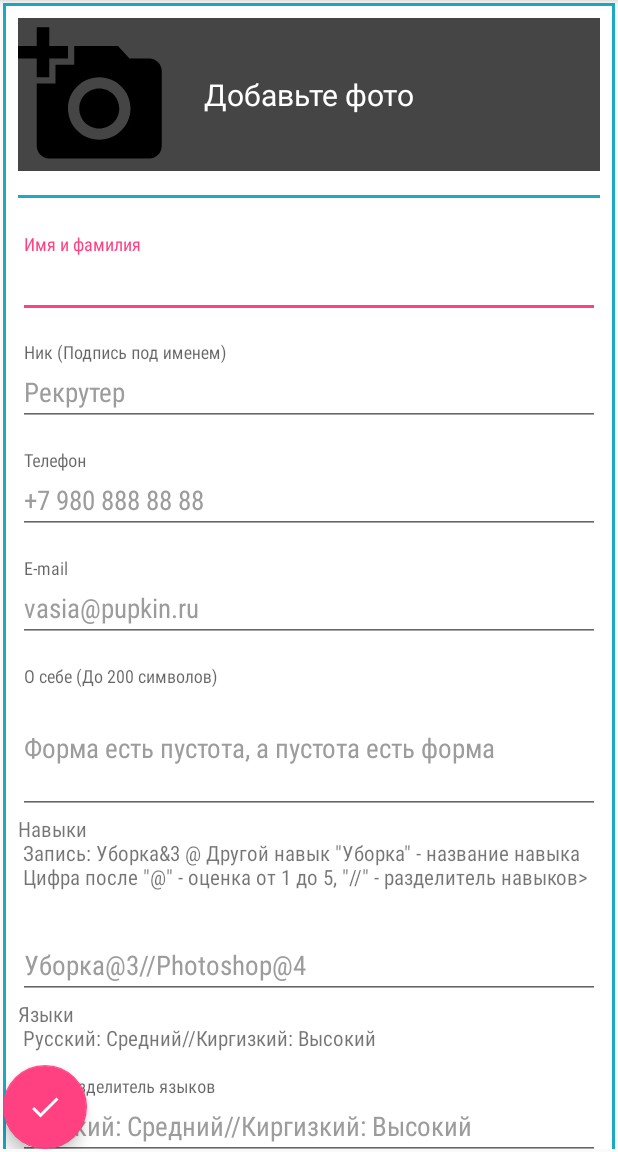
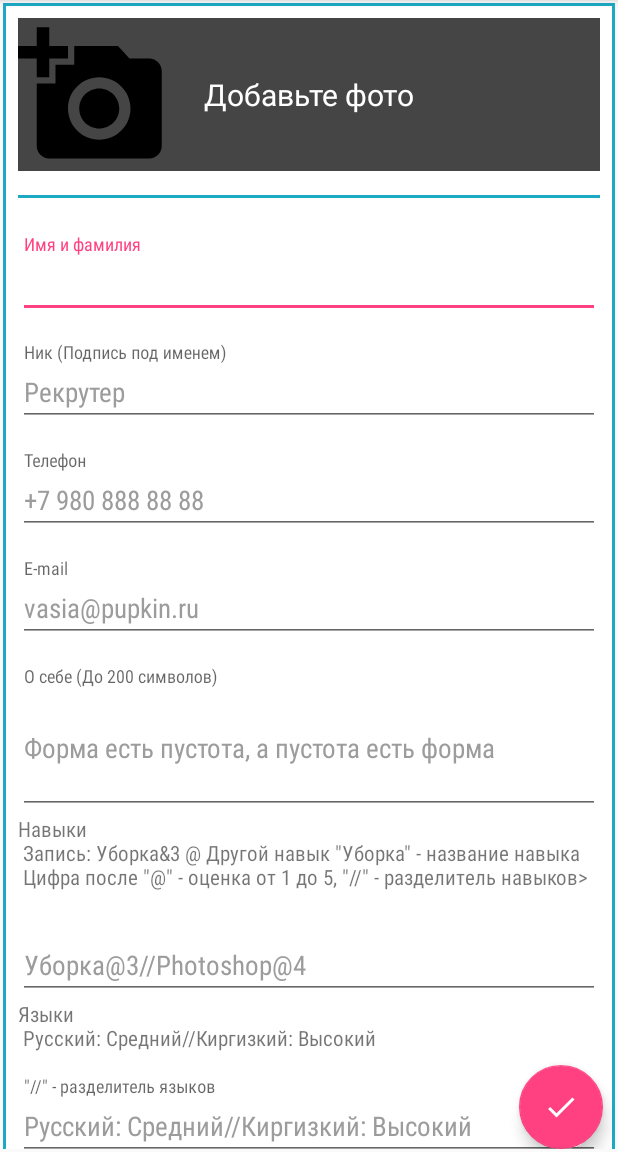
Before and after one commit to AlMel3000/ResumeDesigner, an Android app: the fragment ProfileFragment shown on its own in the app's theme, on a phone screen of 412 x 824 dp, the part 84-1236 px from its top. Run offline under Robolectric (Android 15) with nearby library versions, the phone set to English and light mode, and no system bars; our stand-ins replace Picasso; libraries missing offline, so code that uses them is left out: com.github.gorbin.asne, com.itextpdf.text; pictures from the network do not load; 5 statements that could not run were skipped.

```diff
--- a/app/src/main/res/layout/profile_fragment.xml
+++ b/app/src/main/res/layout/profile_fragment.xml
@@ -459,7 +459,7 @@
 <LinearLayout
     android:id="@+id/buttonLayout"
     android:layout_gravity="bottom"
-    android:layout_width="wrap_content"
+    android:layout_width="match_parent"
     android:layout_height="wrap_content"
     android:orientation="horizontal">
             <Button
@@ -481,18 +481,18 @@
                 android:visibility="gone"/>
 
 
+
+
+
+        </LinearLayout>
+
     <android.support.design.widget.FloatingActionButton
         android:id="@+id/fab"
         android:layout_width="wrap_content"
         android:layout_height="wrap_content"
         android:src="@drawable/ic_done_black_24dp"
-        app:layout_anchor="@id/frame"
-        app:layout_anchorGravity="bottom|right"
-        android:layout_gravity="end"
+        android:layout_gravity="bottom|end"
         android:layout_marginEnd="@dimen/fab_right_space"/>
 
 
-        </LinearLayout>
-
-
     </android.support.design.widget.CoordinatorLayout>
```
Also changed, not shown: app/src/main/java/org/hr24/almel/testchallenge/ui/fragments/ProfileFragment.java (+8 -2 lines).
